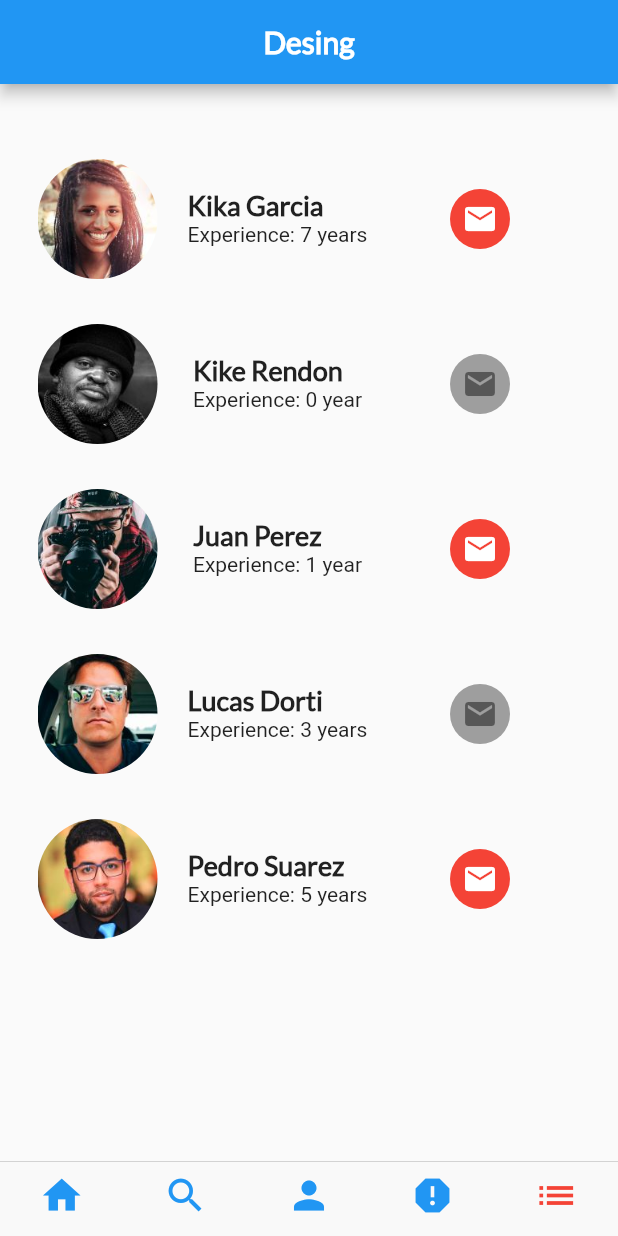
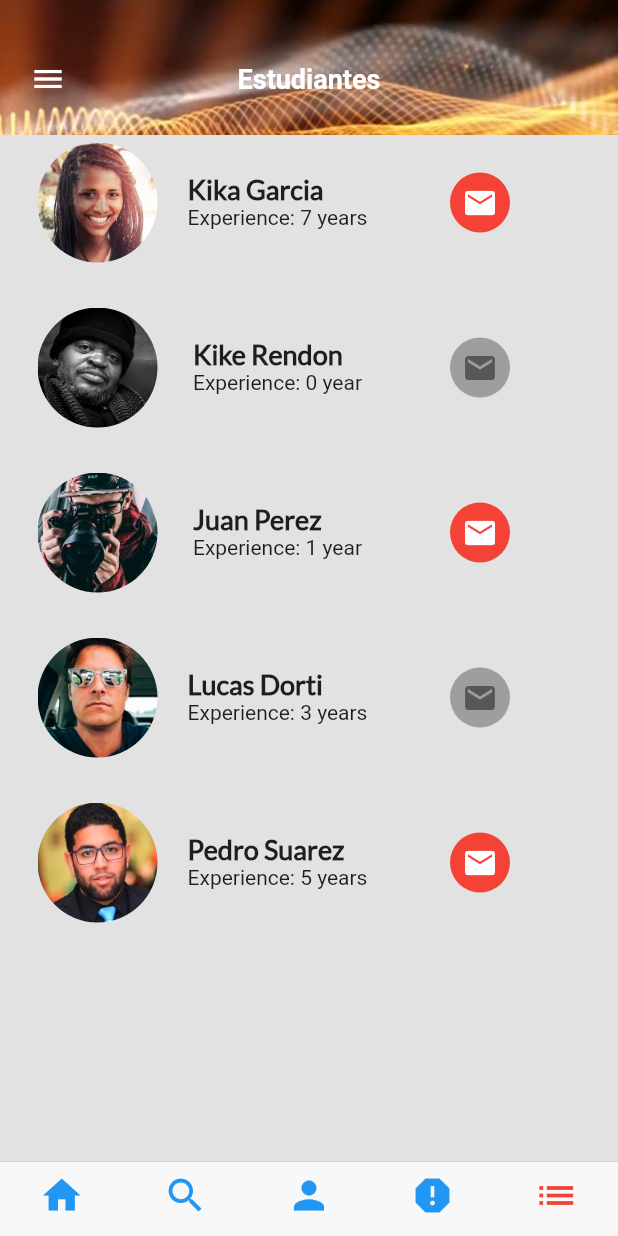
Before and after one commit to rendondeveloper/Flutter_course, a Flutter app: the screen it shows after launch, item 5 of the bottom bar chosen, on a phone screen of 412 x 824 dp. Run offline on Flutter 3.47's test engine with Material 2 defaults, Android fonts, the phone set to English and light mode, and no system bars.

Commit message:
Challange three

```diff
--- /dev/null
+++ b/lib/appbar_custom.dart
@@ -0,0 +1,65 @@
+import 'package:flutter/material.dart';
+
+class AppBarCustom extends StatelessWidget{
+
+  String nameAppBar;
+
+
+  AppBarCustom(this.nameAppBar);
+
+  @override
+  Widget build(BuildContext context) {
+    // TODO: implement build
+
+    final iconAppBar =
+    Container(
+      alignment: Alignment.centerLeft,
+      margin: EdgeInsets.only(
+        top: 15, left: 20.0
+      ),
+      child:
+        Icon(
+          Icons.menu,
+          color: Colors.white,
+        )
+    );
+
+    final textAppBar = Container(
+      alignment: Alignment.center,
+      margin: EdgeInsets.only(top: 15),
+      child: Text(
+        this.nameAppBar,
+        style: TextStyle(
+          fontSize: 18.0,
+          fontWeight:  FontWeight.bold,
+          color: Colors.white
+      ),
+      ),
+    );
+
+
+    final appBar = Container(
+      height: 90,
+      width: MediaQuery.of(context).size.width,
+      decoration: BoxDecoration(
+        color: Colors.red,
+        image: DecorationImage(
+            image: AssetImage("assets/img/imagen_background_appbar.jpg"),
+            fit: BoxFit.cover
+        )
+      ),
+      child: Stack(
+        children: <Widget>[
+          iconAppBar,
+          textAppBar
+        ],
+      )
+    );
+
+    return Stack(
+      children: <Widget>[
+        appBar
+    ],);
+  }
+
+}
--- a/lib/generator_list_challange_three.dart
+++ b/lib/generator_list_challange_three.dart
@@ -1,4 +1,5 @@
 import 'package:flutter/material.dart';
+import 'package:flutter_platzi_app/appbar_custom.dart';
 import 'package:flutter_platzi_app/card_three.dart';
 
 class GeneratorListThree extends StatelessWidget{
@@ -7,26 +8,14 @@ class GeneratorListThree extends StatelessWidget{
   Widget build(BuildContext context) {
     // TODO: implement list
 
-    return
-
-      Scaffold(
-        appBar: AppBar(
-          title: Text(
-            "Desing",
-            style: TextStyle(
-            fontFamily: "Lato",
-            fontWeight: FontWeight.bold,
-            fontSize: 20.0
-          ),
-          ),
-          centerTitle: true,
-        ),
-        body:  Container(
+    return    Stack(
+        children: <Widget>[
+        Container(
                 margin: EdgeInsets.only(
+                  top: 45.0,
                     bottom: 40.0
                 ),
                 child: ListView(
-
                   padding: EdgeInsets.all(20),
                   children: <Widget>[
                     CardThree("assets/img/avatar_dummy.jpg",   "Kika Garcia", 7 , true),
@@ -37,6 +26,9 @@ class GeneratorListThree extends StatelessWidget{
                   ],
                 ),
               ),
-            );
+          AppBarCustom("Estudiantes")
+        ]
+    );
+
   }
 }
--- a/lib/main.dart
+++ b/lib/main.dart
@@ -9,7 +9,8 @@ class MyApp extends StatelessWidget {
   Widget build(BuildContext context) {
     return MaterialApp(
       title: 'Flutter Demo',
-      theme: ThemeData(
+        debugShowCheckedModeBanner: false,
+        theme: ThemeData(
         // This is the theme of your application.
         //
         // Try running your application with "flutter run". You'll see the
--- a/pubspec.yaml
+++ b/pubspec.yaml
@@ -81,6 +81,7 @@ flutter:
     - assets/img/photo_3.jpg
     - assets/img/photo_4.jpg
     - assets/img/photo_5.jpg
+    - assets/img/imagen_background_appbar.jpg
 
   fonts:
     - family: Lato
```
Also changed, not shown: assets/img/imagen_background_appbar.jpg (added).
